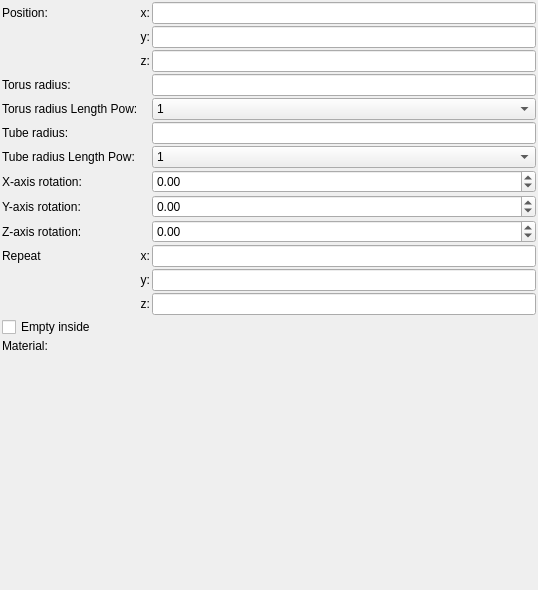
The window that mandelbulber2/formula/ui/primitive_torus.ui (buddhi1980/mandelbulber2) describes before a commit, drawn with Qt 5.
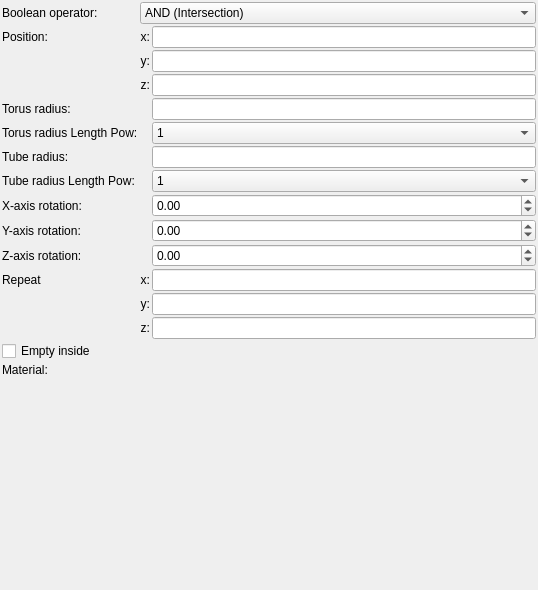
The same window after the commit. Custom widgets are drawn as their Qt base class.

Commit message: Added boolean operators for primitive objects TODO: OpenCL code for operators

Patch:
```diff
--- a/mandelbulber2/formula/ui/primitive_torus.ui
+++ b/mandelbulber2/formula/ui/primitive_torus.ui
@@ -34,7 +34,110 @@
      <property name="spacing">
       <number>2</number>
      </property>
+     <item row="15" column="0">
+      <widget class="QLabel" name="label_20">
+       <property name="text">
+        <string>Material:</string>
+       </property>
+      </widget>
+     </item>
+     <item row="13" column="1">
+      <widget class="QLabel" name="label_repeat_z_2">
+       <property name="text">
+        <string>z:</string>
+       </property>
+       <property name="alignment">
+        <set>Qt::AlignRight|Qt::AlignTrailing|Qt::AlignVCenter</set>
+       </property>
+      </widget>
+     </item>
+     <item row="9" column="2">
+      <widget class="MyDoubleSpinBox" name="spinboxd3_rotation_y">
+       <property name="sizePolicy">
+        <sizepolicy hsizetype="Minimum" vsizetype="Maximum">
+         <horstretch>0</horstretch>
+         <verstretch>0</verstretch>
+        </sizepolicy>
+       </property>
+       <property name="prefix">
+        <string/>
+       </property>
+       <property name="suffix">
+        <string/>
+       </property>
+       <property name="decimals">
+        <number>2</number>
+       </property>
+       <property name="minimum">
+        <double>-36000.000000000000000</double>
+       </property>
+       <property name="maximum">
+        <double>36000.000000000000000</double>
+       </property>
+       <property name="singleStep">
+        <double>0.100000000000000</double>
+       </property>
+      </widget>
+     </item>
+     <item row="7" column="0">
+      <widget class="QLabel" name="label_3">
+       <property name="text">
+        <string>Tube radius Length Pow:</string>
+       </property>
+      </widget>
+     </item>
+     <item row="15" column="1" colspan="2">
+      <widget class="cMaterialSelector" name="materialselector_material_id" native="true">
+       <property name="sizePolicy">
+        <sizepolicy hsizetype="Preferred" vsizetype="Minimum">
+         <horstretch>0</horstretch>
+         <verstretch>0</verstretch>
+        </sizepolicy>
+       </property>
+      </widget>
+     </item>
+     <item row="1" column="0">
+      <widget class="QLabel" name="label_10">
+       <property name="text">
+        <string>Position:</string>
+       </property>
+      </widget>
+     </item>
      <item row="7" column="2">
+      <widget class="MyComboBox" name="comboBox_tube_radius_lpow">
+       <item>
+        <property name="text">
+         <string notr="true">1</string>
+        </property>
+       </item>
+       <item>
+        <property name="text">
+         <string notr="true">2</string>
+        </property>
+       </item>
+       <item>
+        <property name="text">
+         <string notr="true">4</string>
+        </property>
+       </item>
+       <item>
+        <property name="text">
+         <string notr="true">8</string>
+        </property>
+       </item>
+       <item>
+        <property name="text">
+         <string notr="true">16</string>
+        </property>
+       </item>
+       <item>
+        <property name="text">
+         <string notr="true">32</string>
+        </property>
+       </item>
+      </widget>
+     </item>
+     <item row="8" column="2">
       <widget class="MyDoubleSpinBox" name="spinboxd3_rotation_x">
        <property name="sizePolicy">
         <sizepolicy hsizetype="Minimum" vsizetype="Maximum">
@@ -62,18 +165,8 @@
        </property>
       </widget>
      </item>
-     <item row="1" column="2">
-      <widget class="MyLineEdit" name="vect3_position_y">
-       <property name="sizePolicy">
-        <sizepolicy hsizetype="Expanding" vsizetype="Maximum">
-         <horstretch>0</horstretch>
-         <verstretch>0</verstretch>
-        </sizepolicy>
-       </property>
-      </widget>
-     </item>
-     <item row="12" column="2">
-      <widget class="MyLineEdit" name="vect3_repeat_z">
+     <item row="6" column="2">
+      <widget class="MyLineEdit" name="logedit_tube_radius">
        <property name="sizePolicy">
         <sizepolicy hsizetype="Expanding" vsizetype="Maximum">
          <horstretch>0</horstretch>
@@ -83,58 +176,141 @@
       </widget>
      </item>
      <item row="2" column="1">
-      <widget class="QLabel" name="label_13">
+      <widget class="QLabel" name="label_12">
        <property name="text">
-        <string>z:</string>
+        <string>y:</string>
        </property>
        <property name="alignment">
         <set>Qt::AlignRight|Qt::AlignTrailing|Qt::AlignVCenter</set>
        </property>
       </widget>
      </item>
-     <item row="8" column="0">
+     <item row="4" column="0">
+      <widget class="QLabel" name="label_14">
+       <property name="text">
+        <string>Torus radius:</string>
+       </property>
+      </widget>
+     </item>
+     <item row="5" column="2">
+      <widget class="MyComboBox" name="comboBox_radius_lpow">
+       <item>
+        <property name="text">
+         <string notr="true">1</string>
+        </property>
+       </item>
+       <item>
+        <property name="text">
+         <string notr="true">2</string>
+        </property>
+       </item>
+       <item>
+        <property name="text">
+         <string notr="true">4</string>
+        </property>
+       </item>
+       <item>
+        <property name="text">
+         <string notr="true">8</string>
+        </property>
+       </item>
+       <item>
+        <property name="text">
+         <string notr="true">16</string>
+        </property>
+       </item>
+       <item>
+        <property name="text">
+         <string notr="true">32</string>
+        </property>
+       </item>
+      </widget>
+     </item>
+     <item row="11" column="1">
+      <widget class="QLabel" name="label_repeat_x_2">
+       <property name="text">
+        <string>x:</string>
+       </property>
+       <property name="alignment">
+        <set>Qt::AlignRight|Qt::AlignTrailing|Qt::AlignVCenter</set>
+       </property>
+      </widget>
+     </item>
+     <item row="3" column="2">
+      <widget class="MyLineEdit" name="vect3_position_z">
+       <property name="sizePolicy">
+        <sizepolicy hsizetype="Expanding" vsizetype="Maximum">
+         <horstretch>0</horstretch>
+         <verstretch>0</verstretch>
+        </sizepolicy>
+       </property>
+      </widget>
+     </item>
+     <item row="9" column="0">
       <widget class="QLabel" name="label_9">
        <property name="text">
         <string>Y-axis rotation:</string>
        </property>
       </widget>
      </item>
-     <item row="9" column="0">
+     <item row="3" column="1">
+      <widget class="QLabel" name="label_13">
+       <property name="text">
+        <string>z:</string>
+       </property>
+       <property name="alignment">
+        <set>Qt::AlignRight|Qt::AlignTrailing|Qt::AlignVCenter</set>
+       </property>
+      </widget>
+     </item>
+     <item row="10" column="0">
       <widget class="QLabel" name="label_15">
        <property name="text">
         <string>Z-axis rotation:</string>
        </property>
       </widget>
      </item>
-     <item row="9" column="2">
-      <widget class="MyDoubleSpinBox" name="spinboxd3_rotation_z">
+     <item row="4" column="2">
+      <widget class="MyLineEdit" name="logedit_radius">
        <property name="sizePolicy">
-        <sizepolicy hsizetype="Minimum" vsizetype="Maximum">
+        <sizepolicy hsizetype="Expanding" vsizetype="Maximum">
          <horstretch>0</horstretch>
          <verstretch>0</verstretch>
         </sizepolicy>
        </property>
-       <property name="prefix">
-        <string/>
+      </widget>
+     </item>
+     <item row="12" column="1">
+      <widget class="QLabel" name="label_repeat_y_2">
+       <property name="text">
+        <string>y:</string>
        </property>
-       <property name="suffix">
-        <string/>
+       <property name="alignment">
+        <set>Qt::AlignRight|Qt::AlignTrailing|Qt::AlignVCenter</set>
        </property>
-       <property name="decimals">
-        <number>2</number>
+      </widget>
+     </item>
+     <item row="12" column="2">
+      <widget class="MyLineEdit" name="vect3_repeat_y">
+       <property name="sizePolicy">
+        <sizepolicy hsizetype="Expanding" vsizetype="Maximum">
+         <horstretch>0</horstretch>
+         <verstretch>0</verstretch>
+        </sizepolicy>
        </property>
-       <property name="minimum">
-        <double>-36000.000000000000000</double>
+      </widget>
+     </item>
+     <item row="13" column="2">
+      <widget class="MyLineEdit" name="vect3_repeat_z">
+       <property name="sizePolicy">
+        <sizepolicy hsizetype="Expanding" vsizetype="Maximum">
+         <horstretch>0</horstretch>
+         <verstretch>0</verstretch>
+        </sizepolicy>
        </property>
-       <property name="maximum">
-        <double>36000.000000000000000</double>
-       </property>
-       <property name="singleStep">
-        <double>0.100000000000000</double>
-       </property>
       </widget>
      </item>
-     <item row="0" column="2">
+     <item row="1" column="2">
       <widget class="MyLineEdit" name="vect3_position_x">
        <property name="sizePolicy">
         <sizepolicy hsizetype="Expanding" vsizetype="Maximum">
@@ -144,8 +320,36 @@
        </property>
       </widget>
      </item>
-     <item row="5" column="2">
-      <widget class="MyLineEdit" name="logedit_tube_radius">
+     <item row="10" column="2">
+      <widget class="MyDoubleSpinBox" name="spinboxd3_rotation_z">
+       <property name="sizePolicy">
+        <sizepolicy hsizetype="Minimum" vsizetype="Maximum">
+         <horstretch>0</horstretch>
+         <verstretch>0</verstretch>
+        </sizepolicy>
+       </property>
+       <property name="prefix">
+        <string/>
+       </property>
+       <property name="suffix">
+        <string/>
+       </property>
+       <property name="decimals">
+        <number>2</number>
+       </property>
+       <property name="minimum">
+        <double>-36000.000000000000000</double>
+       </property>
+       <property name="maximum">
+        <double>36000.000000000000000</double>
+       </property>
+       <property name="singleStep">
+        <double>0.100000000000000</double>
+       </property>
+      </widget>
+     </item>
+     <item row="11" column="2">
+      <widget class="MyLineEdit" name="vect3_repeat_x">
        <property name="sizePolicy">
         <sizepolicy hsizetype="Expanding" vsizetype="Maximum">
          <horstretch>0</horstretch>
@@ -154,7 +358,7 @@
        </property>
       </widget>
      </item>
-     <item row="7" column="0">
+     <item row="8" column="0">
       <widget class="QLabel" name="label_8">
        <property name="text">
         <string>X-axis rotation:</string>
@@ -162,251 +366,37 @@
       </widget>
      </item>
      <item row="1" column="1">
-      <widget class="QLabel" name="label_12">
+      <widget class="QLabel" name="label_11">
        <property name="text">
-        <string>y:</string>
+        <string>x:</string>
        </property>
        <property name="alignment">
         <set>Qt::AlignRight|Qt::AlignTrailing|Qt::AlignVCenter</set>
        </property>
       </widget>
      </item>
-     <item row="3" column="0">
-      <widget class="QLabel" name="label_14">
-       <property name="text">
-        <string>Torus radius:</string>
-       </property>
-      </widget>
-     </item>
-     <item row="2" column="2">
-      <widget class="MyLineEdit" name="vect3_position_z">
-       <property name="sizePolicy">
-        <sizepolicy hsizetype="Expanding" vsizetype="Maximum">
-         <horstretch>0</horstretch>
-         <verstretch>0</verstretch>
-        </sizepolicy>
-       </property>
-      </widget>
-     </item>
-     <item row="5" column="0">
+     <item row="6" column="0">
       <widget class="QLabel" name="label_16">
        <property name="text">
         <string>Tube radius:</string>
        </property>
       </widget>
      </item>
-     <item row="12" column="1">
-      <widget class="QLabel" name="label_repeat_z_2">
-       <property name="text">
-        <string>z:</string>
-       </property>
-       <property name="alignment">
-        <set>Qt::AlignRight|Qt::AlignTrailing|Qt::AlignVCenter</set>
-       </property>
-      </widget>
-     </item>
-     <item row="11" column="1">
-      <widget class="QLabel" name="label_repeat_y_2">
-       <property name="text">
-        <string>y:</string>
-       </property>
-       <property name="alignment">
-        <set>Qt::AlignRight|Qt::AlignTrailing|Qt::AlignVCenter</set>
-       </property>
-      </widget>
-     </item>
-     <item row="8" column="2">
-      <widget class="MyDoubleSpinBox" name="spinboxd3_rotation_y">
-       <property name="sizePolicy">
-        <sizepolicy hsizetype="Minimum" vsizetype="Maximum">
-         <horstretch>0</horstretch>
-         <verstretch>0</verstretch>
-        </sizepolicy>
-       </property>
-       <property name="prefix">
-        <string/>
-       </property>
-       <property name="suffix">
-        <string/>
-       </property>
-       <property name="decimals">
-        <number>2</number>
-       </property>
-       <property name="minimum">
-        <double>-36000.000000000000000</double>
-       </property>
-       <property name="maximum">
-        <double>36000.000000000000000</double>
-       </property>
-       <property name="singleStep">
-        <double>0.100000000000000</double>
-       </property>
-      </widget>
-     </item>
-     <item row="0" column="1">
-      <widget class="QLabel" name="label_11">
-       <property name="text">
-        <string>x:</string>
-       </property>
-       <property name="alignment">
-        <set>Qt::AlignRight|Qt::AlignTrailing|Qt::AlignVCenter</set>
-       </property>
-      </widget>
-     </item>
-     <item row="10" column="1">
-      <widget class="QLabel" name="label_repeat_x_2">
-       <property name="text">
-        <string>x:</string>
-       </property>
-       <property name="alignment">
-        <set>Qt::AlignRight|Qt::AlignTrailing|Qt::AlignVCenter</set>
-       </property>
-      </widget>
-     </item>
-     <item row="11" column="2">
-      <widget class="MyLineEdit" name="vect3_repeat_y">
-       <property name="sizePolicy">
-        <sizepolicy hsizetype="Expanding" vsizetype="Maximum">
-         <horstretch>0</horstretch>
-         <verstretch>0</verstretch>
-        </sizepolicy>
-       </property>
-      </widget>
-     </item>
-     <item row="10" column="2">
-      <widget class="MyLineEdit" name="vect3_repeat_x">
-       <property name="sizePolicy">
-        <sizepolicy hsizetype="Expanding" vsizetype="Maximum">
-         <horstretch>0</horstretch>
-         <verstretch>0</verstretch>
-        </sizepolicy>
-       </property>
-      </widget>
-     </item>
-     <item row="14" column="1" colspan="2">
-      <widget class="cMaterialSelector" name="materialselector_material_id" native="true">
-       <property name="sizePolicy">
-        <sizepolicy hsizetype="Preferred" vsizetype="Minimum">
-         <horstretch>0</horstretch>
-         <verstretch>0</verstretch>
-        </sizepolicy>
-       </property>
-      </widget>
-     </item>
-     <item row="0" column="0">
-      <widget class="QLabel" name="label_10">
-       <property name="text">
-        <string>Position:</string>
-       </property>
-      </widget>
-     </item>
-     <item row="10" column="0">
-      <widget class="QLabel" name="label_2">
-       <property name="text">
-        <string>Repeat</string>
-       </property>
-      </widget>
-     </item>
-     <item row="14" column="0">
-      <widget class="QLabel" name="label_20">
-       <property name="text">
-        <string>Material:</string>
-       </property>
-      </widget>
-     </item>
-     <item row="4" column="0">
+     <item row="5" column="0">
       <widget class="QLabel" name="label">
        <property name="text">
         <string>Torus radius Length Pow:</string>
        </property>
       </widget>
      </item>
-     <item row="4" column="2">
-      <widget class="MyComboBox" name="comboBox_radius_lpow">
-       <item>
-        <property name="text">
-         <string notr="true">1</string>
-        </property>
-       </item>
-       <item>
-        <property name="text">
-         <string notr="true">2</string>
-        </property>
-       </item>
-       <item>
-        <property name="text">
-         <string notr="true">4</string>
-        </property>
-       </item>
-       <item>
-        <property name="text">
-         <string notr="true">8</string>
-        </property>
-       </item>
-       <item>
-        <property name="text">
-         <string notr="true">16</string>
-        </property>
-       </item>
-       <item>
-        <property name="text">
-         <string notr="true">32</string>
-        </property>
-       </item>
-      </widget>
-     </item>
-     <item row="6" column="0">
-      <widget class="QLabel" name="label_3">
+     <item row="11" column="0">
+      <widget class="QLabel" name="label_2">
        <property name="text">
-        <string>Tube radius Length Pow:</string>
+        <string>Repeat</string>
        </property>
       </widget>
      </item>
-     <item row="6" column="2">
-      <widget class="MyComboBox" name="comboBox_tube_radius_lpow">
-       <item>
-        <property name="text">
-         <string notr="true">1</string>
-        </property>
-       </item>
-       <item>
-        <property name="text">
-         <string notr="true">2</string>
-        </property>
-       </item>
-       <item>
-        <property name="text">
-         <string notr="true">4</string>
-        </property>
-       </item>
-       <item>
-        <property name="text">
-         <string notr="true">8</string>
-        </property>
-       </item>
-       <item>
-        <property name="text">
-         <string notr="true">16</string>
-        </property>
-       </item>
-       <item>
-        <property name="text">
-         <string notr="true">32</string>
-        </property>
-       </item>
-      </widget>
-     </item>
-     <item row="3" column="2">
-      <widget class="MyLineEdit" name="logedit_radius">
-       <property name="sizePolicy">
-        <sizepolicy hsizetype="Expanding" vsizetype="Maximum">
-         <horstretch>0</horstretch>
-         <verstretch>0</verstretch>
-        </sizepolicy>
-       </property>
-      </widget>
-     </item>
-     <item row="13" column="0" colspan="3">
+     <item row="14" column="0" colspan="3">
       <widget class="MyCheckBox" name="checkBox_empty">
        <property name="sizePolicy">
         <sizepolicy hsizetype="Minimum" vsizetype="Maximum">
@@ -419,6 +409,59 @@
        </property>
       </widget>
      </item>
+     <item row="2" column="2">
+      <widget class="MyLineEdit" name="vect3_position_y">
+       <property name="sizePolicy">
+        <sizepolicy hsizetype="Expanding" vsizetype="Maximum">
+         <horstretch>0</horstretch>
+         <verstretch>0</verstretch>
+        </sizepolicy>
+       </property>
+      </widget>
+     </item>
+     <item row="0" column="0">
+      <widget class="QLabel" name="label_21">
+       <property name="text">
+        <string>Boolean operator:</string>
+       </property>
+       <property name="wordWrap">
+        <bool>true</bool>
+       </property>
+      </widget>
+     </item>
+     <item row="0" column="1" colspan="2">
+      <widget class="MyComboBox" name="comboBox_boolean_operator">
+       <property name="sizePolicy">
+        <sizepolicy hsizetype="Preferred" vsizetype="Preferred">
+         <horstretch>0</horstretch>
+         <verstretch>0</verstretch>
+        </sizepolicy>
+       </property>
+       <property name="toolTip">
+        <string>&lt;html&gt;&lt;head/&gt;&lt;body&gt;&lt;p&gt;Distance estimation is a method which calculates approximate distance to fractal surface from any point in space.&lt;/p&gt;&lt;p&gt;- Automatic mode uses distance estimation method defined for selected fractal&lt;/p&gt;&lt;p&gt;- Force &amp;quot;Delta DE&amp;quot; method uses  Delta DE algorithm which is slower but works also with untypical fractal configurations&lt;br/&gt;&lt;/p&gt;&lt;/body&gt;&lt;/html&gt;</string>
+       </property>
+       <item>
+        <property name="text">
+         <string>AND (Intersection)</string>
+        </property>
+       </item>
+       <item>
+        <property name="text">
+         <string>OR (Union)</string>
+        </property>
+       </item>
+       <item>
+        <property name="text">
+         <string>SUB (Complement)</string>
+        </property>
+       </item>
+       <item>
+        <property name="text">
+         <string>rev SUB (B-A)</string>
+        </property>
+       </item>
+      </widget>
+     </item>
     </layout>
    </item>
    <item>
@@ -437,27 +480,27 @@
   </layout>
  </widget>
  <customwidgets>
-  <customwidget>
-   <class>MyLineEdit</class>
-   <extends>QLineEdit</extends>
-   <header>my_line_edit.h</header>
-  </customwidget>
   <customwidget>
    <class>MyDoubleSpinBox</class>
    <extends>QDoubleSpinBox</extends>
    <header>my_double_spin_box.h</header>
   </customwidget>
+  <customwidget>
+   <class>MyCheckBox</class>
+   <extends>QCheckBox</extends>
+   <header>my_check_box.h</header>
+  </customwidget>
+  <customwidget>
+   <class>MyLineEdit</class>
+   <extends>QLineEdit</extends>
+   <header>my_line_edit.h</header>
+  </customwidget>
   <customwidget>
    <class>cMaterialSelector</class>
    <extends>QWidget</extends>
    <header>material_selector.h</header>
    <container>1</container>
   </customwidget>
-  <customwidget>
-   <class>MyCheckBox</class>
-   <extends>QCheckBox</extends>
-   <header>my_check_box.h</header>
-  </customwidget>
   <customwidget>
    <class>MyComboBox</class>
    <extends>QComboBox</extends>
```
The commit also changes 12 other files.
